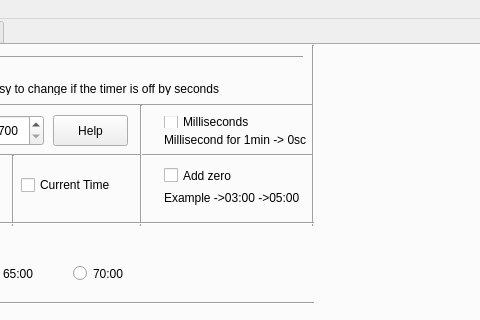
Before: the Qt Designer form scoreboardmain.ui in purpletechnician/Scoreboard-for-Netrunner, drawn with Qt 5; both pictures show x 289 to 769 and y 0 to 320 of the 986 by 723 pixel window.
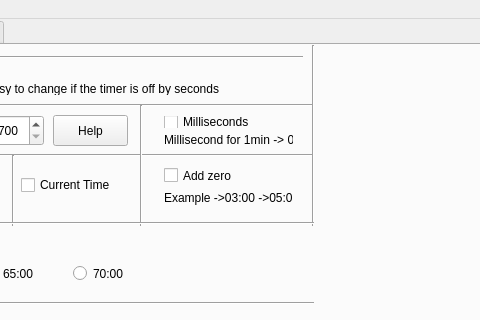
After: the same form once the commit is applied. The open tabs and pages were chosen to show the change.

Patch:
```diff
--- a/scoreboardmain.ui
+++ b/scoreboardmain.ui
@@ -891,7 +891,7 @@
        <rect>
         <x>420</x>
         <y>60</y>
-        <width>175</width>
+        <width>151</width>
         <height>51</height>
        </rect>
       </property>
@@ -917,7 +917,7 @@
        <rect>
         <x>420</x>
         <y>110</y>
-        <width>171</width>
+        <width>151</width>
         <height>61</height>
        </rect>
       </property>
```
Left out of the diff: 4 changed lines with no effect on the pictures.
